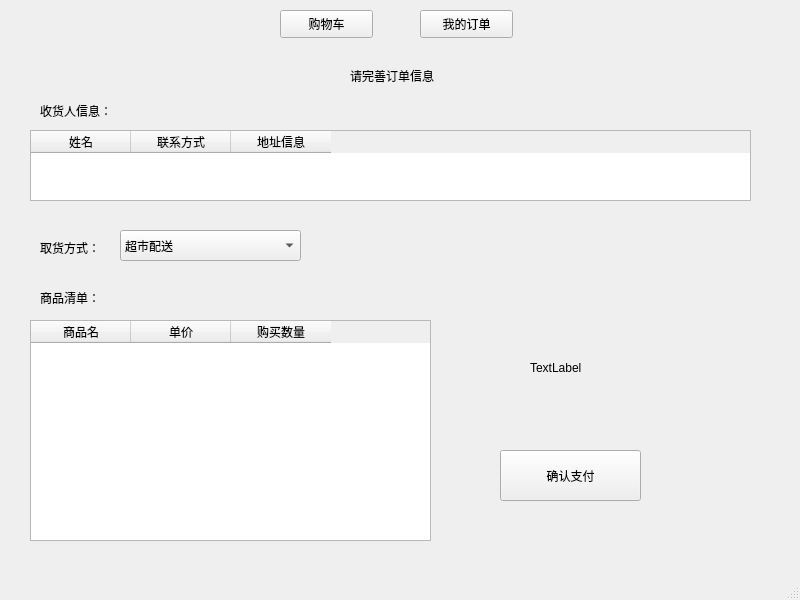
The window that orderManage_module/ui_file/cart_order.ui (Reason-Wang/se_project) describes before a commit, drawn with Qt 5.
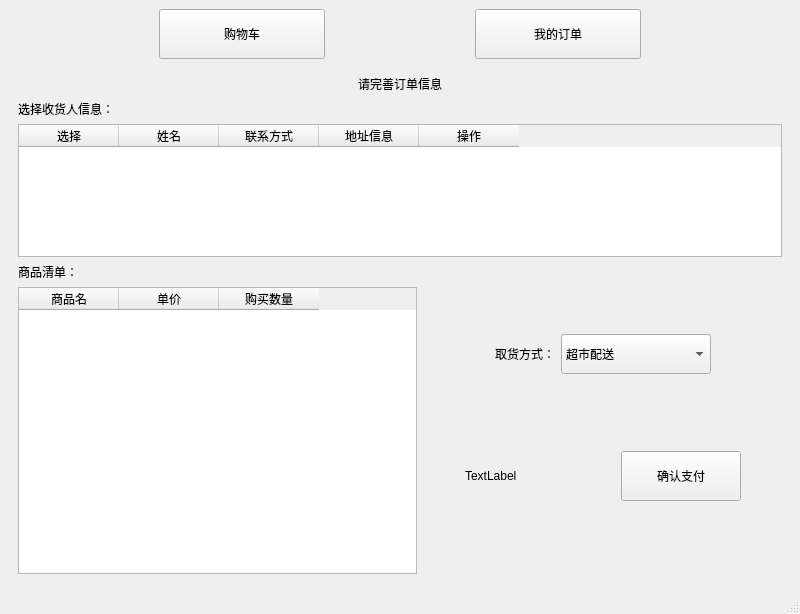
The same window after the commit. The open tabs and pages were chosen to show the change.

```diff
--- a/orderManage_module/ui_file/cart_order.ui
+++ b/orderManage_module/ui_file/cart_order.ui
@@ -7,48 +7,55 @@
     <x>0</x>
     <y>0</y>
     <width>800</width>
-    <height>600</height>
+    <height>614</height>
    </rect>
   </property>
   <property name="windowTitle">
    <string>MainWindow</string>
   </property>
   <widget class="QWidget" name="centralwidget">
-   <widget class="QPushButton" name="myOrderBtn">
-    <property name="geometry">
-     <rect>
-      <x>420</x>
-      <y>10</y>
-      <width>93</width>
-      <height>28</height>
-     </rect>
-    </property>
-    <property name="text">
-     <string>我的订单</string>
-    </property>
-   </widget>
+   <layout class="QVBoxLayout" name="verticalLayout_2">
+    <item>
+     <layout class="QHBoxLayout" name="horizontalLayout">
+      <property name="spacing">
+       <number>150</number>
+      </property>
+      <property name="leftMargin">
+       <number>150</number>
+      </property>
+      <property name="rightMargin">
+       <number>150</number>
+      </property>
+      <item>
    <widget class="QPushButton" name="returnCartBtn">
-    <property name="geometry">
-     <rect>
-      <x>280</x>
-      <y>10</y>
-      <width>93</width>
-      <height>28</height>
-     </rect>
+        <property name="minimumSize">
+         <size>
+          <width>0</width>
+          <height>50</height>
+         </size>
     </property>
     <property name="text">
      <string>购物车</string>
     </property>
    </widget>
+      </item>
+      <item>
+       <widget class="QPushButton" name="myOrderBtn">
+        <property name="minimumSize">
+         <size>
+          <width>0</width>
+          <height>50</height>
+         </size>
+        </property>
+        <property name="text">
+         <string>我的订单</string>
+        </property>
+       </widget>
+      </item>
+     </layout>
+    </item>
+    <item>
    <widget class="QStackedWidget" name="stackedWidget">
-    <property name="geometry">
-     <rect>
-      <x>0</x>
-      <y>50</y>
-      <width>800</width>
-      <height>500</height>
-     </rect>
-    </property>
     <property name="currentIndex">
      <number>2</number>
     </property>
@@ -134,48 +141,60 @@
      </widget>
     </widget>
     <widget class="QWidget" name="page_2">
-     <widget class="QComboBox" name="methodBox">
-      <property name="geometry">
-       <rect>
-        <x>120</x>
-        <y>180</y>
-        <width>181</width>
-        <height>31</height>
-       </rect>
-      </property>
+       <layout class="QVBoxLayout" name="verticalLayout_6">
       <item>
-       <property name="text">
-        <string>超市配送</string>
-       </property>
+         <layout class="QHBoxLayout" name="horizontalLayout_6">
+          <item>
+           <spacer name="horizontalSpacer_6">
+            <property name="orientation">
+             <enum>Qt::Horizontal</enum>
+            </property>
+            <property name="sizeHint" stdset="0">
+             <size>
+              <width>40</width>
+              <height>20</height>
+             </size>
+            </property>
+           </spacer>
       </item>
       <item>
+           <widget class="QLabel" name="label_3">
        <property name="text">
-        <string>自行取货</string>
-       </property>
-      </item>
-     </widget>
-     <widget class="QLabel" name="label_2">
-      <property name="geometry">
-       <rect>
-        <x>40</x>
-        <y>190</y>
-        <width>72</width>
-        <height>15</height>
-       </rect>
-      </property>
+             <string>请完善订单信息</string>
+            </property>
+           </widget>
+          </item>
+          <item>
+           <spacer name="horizontalSpacer_5">
+            <property name="orientation">
+             <enum>Qt::Horizontal</enum>
+            </property>
+            <property name="sizeHint" stdset="0">
+             <size>
+              <width>40</width>
+              <height>20</height>
+             </size>
+            </property>
+           </spacer>
+          </item>
+         </layout>
+        </item>
+        <item>
+         <layout class="QVBoxLayout" name="verticalLayout_5">
+          <item>
+           <widget class="QLabel" name="label">
       <property name="text">
-       <string>取货方式：</string>
-      </property>
-     </widget>
+             <string>选择收货人信息：</string>
+            </property>
+           </widget>
+          </item>
+          <item>
      <widget class="QTableWidget" name="con_table">
-      <property name="geometry">
-       <rect>
-        <x>30</x>
-        <y>80</y>
-        <width>721</width>
-        <height>71</height>
-       </rect>
-      </property>
+            <column>
+             <property name="text">
+              <string>选择</string>
+             </property>
+            </column>
       <column>
        <property name="text">
         <string>姓名</string>
@@ -191,97 +210,185 @@
         <string>地址信息</string>
        </property>
       </column>
-     </widget>
-     <widget class="QLabel" name="label">
-      <property name="geometry">
-       <rect>
-        <x>40</x>
-        <y>50</y>
-        <width>91</width>
-        <height>21</height>
-       </rect>
-      </property>
-      <property name="text">
-       <string>收货人信息：</string>
-      </property>
-     </widget>
-     <widget class="QLabel" name="label_3">
-      <property name="geometry">
-       <rect>
-        <x>350</x>
-        <y>10</y>
-        <width>111</width>
-        <height>31</height>
-       </rect>
-      </property>
-      <property name="text">
-       <string>请完善订单信息</string>
-      </property>
-     </widget>
-     <widget class="QTableWidget" name="mer_table">
-      <property name="geometry">
-       <rect>
-        <x>30</x>
-        <y>270</y>
-        <width>401</width>
-        <height>221</height>
-       </rect>
-      </property>
       <column>
        <property name="text">
-        <string>商品名</string>
-       </property>
-      </column>
-      <column>
-       <property name="text">
-        <string>单价</string>
-       </property>
-      </column>
-      <column>
-       <property name="text">
-        <string>购买数量</string>
-       </property>
-      </column>
-     </widget>
+              <string>操作</string>
+             </property>
+            </column>
+           </widget>
+          </item>
+         </layout>
+        </item>
+        <item>
+         <layout class="QHBoxLayout" name="horizontalLayout_5">
+          <item>
+           <layout class="QVBoxLayout" name="verticalLayout_4">
+            <item>
      <widget class="QLabel" name="label_4">
-      <property name="geometry">
-       <rect>
-        <x>40</x>
-        <y>240</y>
-        <width>72</width>
-        <height>15</height>
-       </rect>
-      </property>
       <property name="text">
        <string>商品清单：</string>
       </property>
      </widget>
+            </item>
+            <item>
+             <widget class="QTableWidget" name="mer_table">
+              <property name="minimumSize">
+               <size>
+                <width>399</width>
+                <height>287</height>
+               </size>
+              </property>
+              <column>
+               <property name="text">
+                <string>商品名</string>
+               </property>
+              </column>
+              <column>
+               <property name="text">
+                <string>单价</string>
+               </property>
+              </column>
+              <column>
+               <property name="text">
+                <string>购买数量</string>
+               </property>
+              </column>
+             </widget>
+            </item>
+           </layout>
+          </item>
+          <item>
+           <layout class="QVBoxLayout" name="verticalLayout_3">
+            <item>
+             <layout class="QHBoxLayout" name="horizontalLayout_3">
+              <item>
+               <spacer name="horizontalSpacer">
+                <property name="orientation">
+                 <enum>Qt::Horizontal</enum>
+                </property>
+                <property name="sizeHint" stdset="0">
+                 <size>
+                  <width>40</width>
+                  <height>20</height>
+                 </size>
+                </property>
+               </spacer>
+              </item>
+              <item>
+               <widget class="QLabel" name="label_2">
+                <property name="text">
+                 <string>取货方式：</string>
+                </property>
+               </widget>
+              </item>
+              <item>
+               <widget class="QComboBox" name="methodBox">
+                <property name="minimumSize">
+                 <size>
+                  <width>150</width>
+                  <height>40</height>
+                 </size>
+                </property>
+                <item>
+                 <property name="text">
+                  <string>超市配送</string>
+                 </property>
+                </item>
+                <item>
+                 <property name="text">
+                  <string>自行取货</string>
+                 </property>
+                </item>
+               </widget>
+              </item>
+              <item>
+               <spacer name="horizontalSpacer_2">
+                <property name="orientation">
+                 <enum>Qt::Horizontal</enum>
+                </property>
+                <property name="sizeHint" stdset="0">
+                 <size>
+                  <width>40</width>
+                  <height>20</height>
+                 </size>
+                </property>
+               </spacer>
+              </item>
+             </layout>
+            </item>
+            <item>
+             <layout class="QHBoxLayout" name="horizontalLayout_4">
+              <item>
+               <spacer name="horizontalSpacer_3">
+                <property name="orientation">
+                 <enum>Qt::Horizontal</enum>
+                </property>
+                <property name="sizeHint" stdset="0">
+                 <size>
+                  <width>40</width>
+                  <height>20</height>
+                 </size>
+                </property>
+               </spacer>
+              </item>
+              <item>
+               <widget class="QLabel" name="moneyLabel2">
+                <property name="minimumSize">
+                 <size>
+                  <width>150</width>
+                  <height>30</height>
+                 </size>
+                </property>
+                <property name="maximumSize">
+                 <size>
+                  <width>150</width>
+                  <height>30</height>
+                 </size>
+                </property>
+                <property name="text">
+                 <string>TextLabel</string>
+                </property>
+               </widget>
+              </item>
+              <item>
      <widget class="QPushButton" name="payBtn">
-      <property name="geometry">
-       <rect>
-        <x>500</x>
-        <y>400</y>
-        <width>141</width>
-        <height>51</height>
-       </rect>
+                <property name="minimumSize">
+                 <size>
+                  <width>120</width>
+                  <height>50</height>
+                 </size>
+                </property>
+                <property name="maximumSize">
+                 <size>
+                  <width>120</width>
+                  <height>16777215</height>
+                 </size>
       </property>
       <property name="text">
        <string>确认支付</string>
       </property>
      </widget>
-     <widget class="QLabel" name="moneyLabel2">
-      <property name="geometry">
-       <rect>
-        <x>530</x>
-        <y>310</y>
-        <width>72</width>
-        <height>15</height>
-       </rect>
-      </property>
-      <property name="text">
-       <string>TextLabel</string>
-      </property>
-     </widget>
+              </item>
+              <item>
+               <spacer name="horizontalSpacer_4">
+                <property name="orientation">
+                 <enum>Qt::Horizontal</enum>
+                </property>
+                <property name="sizeHint" stdset="0">
+                 <size>
+                  <width>40</width>
+                  <height>20</height>
+                 </size>
+                </property>
+               </spacer>
+              </item>
+             </layout>
+            </item>
+           </layout>
+          </item>
+         </layout>
+        </item>
+       </layout>
     </widget>
     <widget class="QWidget" name="page_3">
      <layout class="QGridLayout" name="gridLayout_2">
@@ -317,6 +424,8 @@
      </layout>
     </widget>
    </widget>
+    </item>
+   </layout>
   </widget>
   <widget class="QMenuBar" name="menubar">
    <property name="geometry">
```
Left out of the diff: 91 changed lines with no effect on the pictures. Lines whose indentation alone changed are shown as unchanged.
